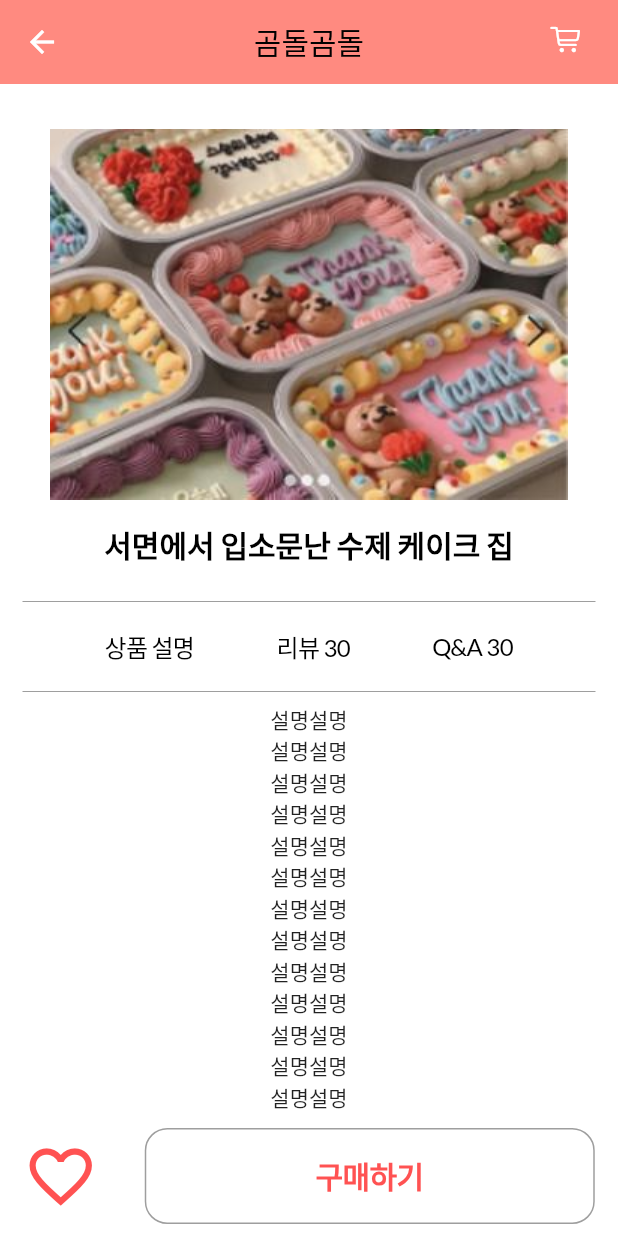
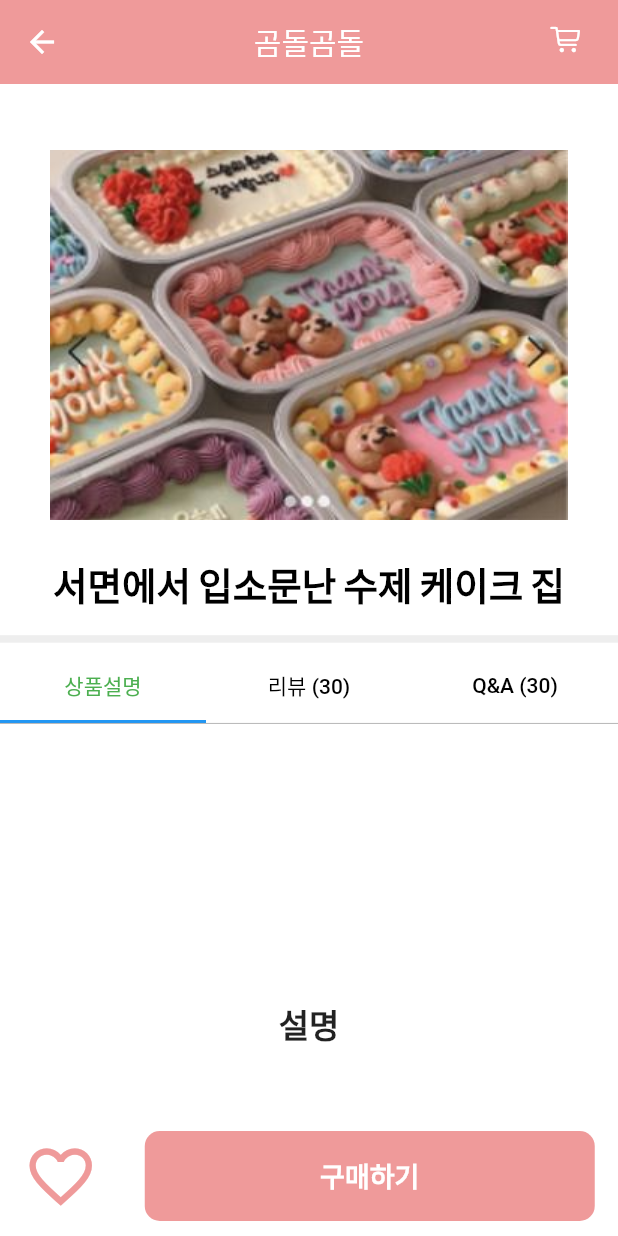
Before and after one commit to 4bit-IT/dazzling-moment-flutter, a Flutter app: the ProductInfo screen opened directly, on a phone screen of 412 x 824 dp. Run offline on Flutter 3.47's test engine with Material 2 defaults, Android fonts, the phone set to English and light mode, and no system bars; our stand-ins replace flutter_login, fluttertoast, google_fonts, google_maps_flutter; missing offline and left inert: kakao_flutter_sdk, transition.

Commit message:
드롭다운버튼 박스위치고정, 상품상세페이지 tabbar 구현으로 변경

```diff
--- a/lib/screen/bar/app_bar.dart
+++ b/lib/screen/bar/app_bar.dart
@@ -14,7 +14,7 @@ class DamoAppBar {
       centerTitle: true,
       elevation: 0.0,
       backgroundColor: Colors.white,
-      title: Image.asset('assets/images/logo.png'),
+      title: Image.asset('assets/images/logo.png', height: 40.0),
       actions: [
         CupertinoButton(
           padding: EdgeInsets.zero,
@@ -95,7 +95,7 @@ class DamoAppBar {
       ),
       elevation: 0.0,
       backgroundColor: Colors.white,
-      title: Image.asset('assets/images/logo.png'),
+      title: Image.asset('assets/images/logo.png', height: 40.0),
       actions: [
         CupertinoButton(
           padding: EdgeInsets.zero,
@@ -134,7 +134,7 @@ class DamoAppBar {
       ),
       elevation: 0.0,
       backgroundColor: Colors.white,
-      title: Image.asset('assets/images/logo.png'),
+      title: Image.asset('assets/images/logo.png', height: 40.0),
       actions: [
         CupertinoButton(
           padding: EdgeInsets.zero,
--- a/lib/screen/product/product_info.dart
+++ b/lib/screen/product/product_info.dart
@@ -15,7 +15,7 @@ class _ProductInfoState extends State<ProductInfo> {
   String productName = '곰돌곰돌';
   Widget wishButton = Icon(
     Icons.favorite_outline,
-    color: Colors.redAccent[200],
+    color: Colors.red[200],
     size: 50,
   );
   final taste = ['초코', '바닐라', '딸기', '치약'];
@@ -31,12 +31,12 @@ class _ProductInfoState extends State<ProductInfo> {
       backgroundColor: Colors.white,
       appBar: AppBar(
         centerTitle: true,
-        backgroundColor: Colors.redAccent[100],
+        backgroundColor: Colors.red[200],
         elevation: 0.0,
         automaticallyImplyLeading: true,
         title: Text(
           '$productName',
-          style: GoogleFonts.lato(color: Colors.black),
+          style: GoogleFonts.lato(color: Colors.white),
         ),
         actions: [
           CupertinoButton(
@@ -60,80 +60,86 @@ class _ProductInfoState extends State<ProductInfo> {
         children: [
           Expanded(
             child: SingleChildScrollView(
-              child: Padding(
-                padding: const EdgeInsets.fromLTRB(15, 30, 15, 0),
               child: Column(
+                crossAxisAlignment: CrossAxisAlignment.stretch,
                 children: [
-                    Container(
-                      child: Column(
-                        children: [
+                  SizedBox(height: 20.0),
                   Image.asset(
                     'assets/images/pro.JPG',
                   ),
-                          SizedBox(
-                            height: 15,
-                          ),
-                          Text(
+                  Center(
+                    child: Text(
                       '서면에서 입소문난 수제 케이크 집',
                       style: GoogleFonts.lato(
                         fontWeight: FontWeight.bold,
-                              fontSize: 20,
+                        fontSize: 25,
                         color: Colors.black,
                       ),
                     ),
-                          SizedBox(
-                            height: 15,
                   ),
+                  SizedBox(height: 10.0),
                   Divider(
-                            color: Colors.black38,
+                    thickness: 5.0,
+                    color: Colors.grey[200],
                   ),
-                          Row(
-                            mainAxisAlignment: MainAxisAlignment.spaceEvenly,
+                  DefaultTabController(
+                    length: 3,
+                    initialIndex: 0,
+                    child: Column(
+                      crossAxisAlignment: CrossAxisAlignment.stretch,
                       children: [
-                              CupertinoButton(
-                                padding: EdgeInsets.all(0),
-                                child: Text(
-                                  '상품 설명',
-                                  style: GoogleFonts.lato(
-                                    color: Colors.black,
-                                    fontSize: 16,
+                        Container(
+                          child: TabBar(
+                            labelColor: Colors.green,
+                            unselectedLabelColor: Colors.black,
+                            tabs: [
+                              Tab(text: '상품설명'),
+                              Tab(text: '리뷰 ($reviewCount)'),
+                              Tab(text: 'Q&A ($questionCount)'),
+                            ],
                           ),
                         ),
-                                onPressed: () {},
-                              ),
-                              CupertinoButton(
-                                padding: EdgeInsets.all(0),
-                                child: Text(
-                                  '리뷰 $reviewCount',
-                                  style: GoogleFonts.lato(
-                                    color: Colors.black,
-                                    fontSize: 16,
+                        Container(
+                          height: 400, //height of TabBarView
+                          decoration: BoxDecoration(
+                              border: Border(
+                                  top: BorderSide(
+                                      color: Colors.grey, width: 0.5))),
+                          child: TabBarView(
+                            children: <Widget>[
+                              Container(
+                                child: Center(
+                                  child: Text('설명',
+                                      style: TextStyle(
+                                          fontSize: 22,
+                                          fontWeight: FontWeight.bold)),
                                 ),
                               ),
-                                onPressed: () {},
-                              ),
-                              CupertinoButton(
-                                padding: EdgeInsets.all(0),
-                                child: Text(
-                                  'Q&A $questionCount',
-                                  style: GoogleFonts.lato(
-                                    color: Colors.black,
-                                    fontSize: 16,
+                              Container(
+                                child: Center(
+                                  child: Text('리뷰',
+                                      style: TextStyle(
+                                          fontSize: 22,
+                                          fontWeight: FontWeight.bold)),
                                 ),
                               ),
-                                onPressed: () {},
+                              Container(
+                                child: Center(
+                                  child: Text(
+                                    'Q&A',
+                                    style: TextStyle(
+                                        fontSize: 22,
+                                        fontWeight: FontWeight.bold),
                                   ),
-                            ],
                                 ),
-                          Divider(
-                            color: Colors.black38,
                               ),
-                          for (int i = 0; i < 20; i++) Text('설명설명'),
                             ],
                           ),
                         ),
                       ],
                     ),
+                  ),
+                ],
               ),
             ),
           ),
@@ -148,16 +154,16 @@ class _ProductInfoState extends State<ProductInfo> {
                   onPressed: () {
                     setState(() {
                       if (wishButton.toString() ==
-                          'Icon(IconData(U+0E25C), size: 50.0, color: Color(0xffff5252))') {
+                          'Icon(IconData(U+0E25C), size: 50.0, color: Color(0xffef9a9a))') {
                         wishButton = Icon(
                           Icons.favorite,
-                          color: Colors.redAccent[200],
+                          color: Colors.red[200],
                           size: 50,
                         );
                       } else {
                         wishButton = Icon(
                           Icons.favorite_border,
-                          color: Colors.redAccent[200],
+                          color: Colors.red[200],
                           size: 50,
                         );
                       }
@@ -173,15 +179,20 @@ class _ProductInfoState extends State<ProductInfo> {
                         15.0,
                       ),
                     ),
-                    border: Border.all(color: Colors.black38),
                   ),
-                  child: CupertinoButton(
+                  child: MaterialButton(
+                    minWidth: double.infinity,
+                    height: 60,
+                    color: Colors.red[200],
+                    elevation: 0,
+                    shape: RoundedRectangleBorder(
+                        borderRadius: BorderRadius.circular(10)),
                     child: Text(
-                      '구매하기',
-                      style: GoogleFonts.lato(
-                        fontWeight: FontWeight.bold,
-                        fontSize: 20,
-                        color: Colors.redAccent[200],
+                      "구매하기",
+                      style: TextStyle(
+                        fontWeight: FontWeight.w600,
+                        fontSize: 18,
+                        color: Colors.white,
                       ),
                     ),
                     onPressed: () {
@@ -264,6 +275,8 @@ class _ProductInfoState extends State<ProductInfo> {
                                                     setState(() {
                                                       currentSelectedValue =
                                                           value;
+                                                      taste.remove(value);
+                                                      taste.insert(0, '$value');
                                                     });
                                                   },
                                                 ),
@@ -284,7 +297,7 @@ class _ProductInfoState extends State<ProductInfo> {
                                       CupertinoButton(
                                         padding:
                                             EdgeInsets.fromLTRB(30, 10, 30, 10),
-                                        color: Colors.redAccent[100],
+                                        color: Colors.red[200],
                                         child: Text(
                                           '장바구니 담기',
                                           style: GoogleFonts.lato(
@@ -306,7 +319,7 @@ class _ProductInfoState extends State<ProductInfo> {
                                       CupertinoButton(
                                         padding:
                                             EdgeInsets.fromLTRB(30, 10, 30, 10),
-                                        color: Colors.redAccent[100],
+                                        color: Colors.red[200],
                                         child: Text(
                                           '바로 구매하기',
                                           style: GoogleFonts.lato(
--- a/lib/sign/sign_in.dart
+++ b/lib/sign/sign_in.dart
@@ -49,8 +49,7 @@ class _SignInState extends State<SignIn> {
           backgroundColor: Colors.red[200],
         ),
         body: FlutterLogin(
-          title: 'DAMO',
-          // logo: 'assets/images/logo.png',
+          logo: 'assets/images/logo.png',
           messages: LoginMessages(
             userHint: '아이디',
             passwordHint: '비밀번호',
```
Also changed, not shown: lib/screen/home_main.dart (+32 -22 lines), lib/sign/sign.dart (+17 -31 lines), assets/images/logo.png. Lines whose indentation alone changed are shown as unchanged.
